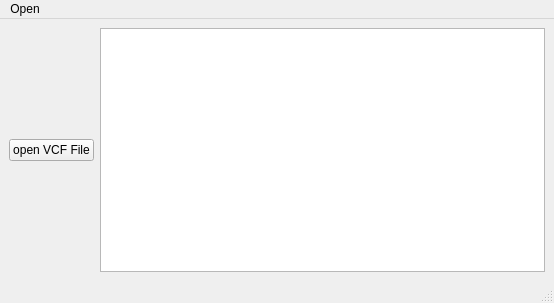
First picture: the form in src/UglyVCF/mainwindow.ui, repository emilpaulitz/ProgrammierProjekt2019, before the edit.
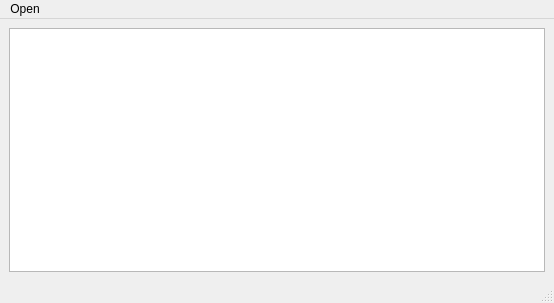
Second picture: the form after the edit.

Commit message: open file with menubar

Patch:
```diff
--- a/src/UglyVCF/mainwindow.ui
+++ b/src/UglyVCF/mainwindow.ui
@@ -17,13 +17,6 @@
    <layout class="QGridLayout" name="gridLayout">
     <item row="0" column="0">
      <layout class="QHBoxLayout" name="horizontalLayout">
-      <item>
-       <widget class="QPushButton" name="openVCFfile">
-        <property name="text">
-         <string>open VCF File</string>
-        </property>
-       </widget>
-      </item>
       <item>
        <widget class="QPlainTextEdit" name="plainTextEdit"/>
       </item>
```
The commit also changes 2 other files.
